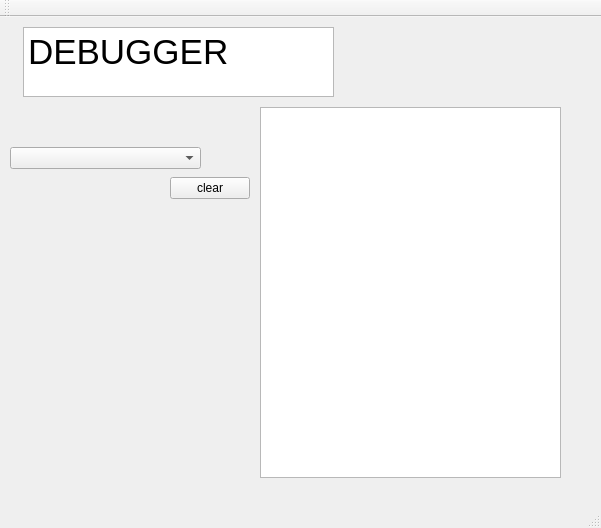
First picture: the form in makara/mission_stack/debugger/ui/mainwindow.ui, repository prats778/makara_test, before the edit.
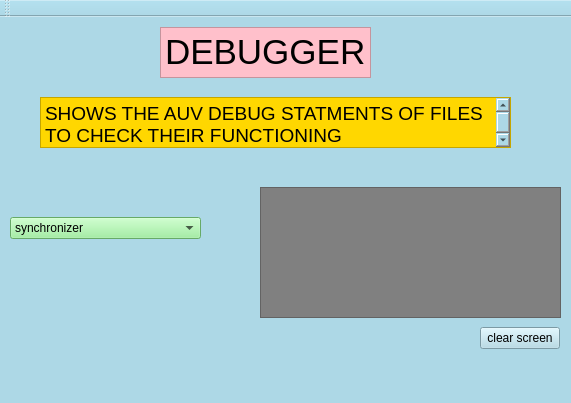
Second picture: the form after the edit.

Patch:
```diff
--- a/makara/mission_stack/debugger/ui/mainwindow.ui
+++ b/makara/mission_stack/debugger/ui/mainwindow.ui
@@ -6,56 +6,89 @@
    <rect>
     <x>0</x>
     <y>0</y>
-    <width>601</width>
-    <height>528</height>
+    <width>571</width>
+    <height>403</height>
    </rect>
   </property>
   <property name="windowTitle">
    <string>MainWindow</string>
   </property>
+  <property name="styleSheet">
+   <string notr="true">background-color:lightblue</string>
+  </property>
   <widget class="QWidget" name="centralWidget">
    <widget class="QComboBox" name="channel">
     <property name="geometry">
      <rect>
       <x>10</x>
-      <y>130</y>
+      <y>200</y>
       <width>191</width>
       <height>22</height>
      </rect>
     </property>
+    <property name="styleSheet">
+     <string notr="true">background-color:lightgreen</string>
+    </property>
+    <item>
+     <property name="text">
+      <string>synchronizer</string>
+     </property>
+    </item>
+    <item>
+     <property name="text">
+      <string>vectornav</string>
+     </property>
+    </item>
+    <item>
+     <property name="text">
+      <string>serialnode</string>
+     </property>
+    </item>
    </widget>
    <widget class="QTextBrowser" name="display">
     <property name="geometry">
      <rect>
       <x>260</x>
-      <y>90</y>
+      <y>170</y>
       <width>301</width>
-      <height>371</height>
+      <height>131</height>
      </rect>
     </property>
+    <property name="styleSheet">
+     <string notr="true">background-color:grey</string>
+    </property>
    </widget>
    <widget class="QPushButton" name="clear">
     <property name="geometry">
      <rect>
-      <x>170</x>
-      <y>160</y>
+      <x>480</x>
+      <y>310</y>
       <width>80</width>
       <height>22</height>
      </rect>
     </property>
+    <property name="styleSheet">
+     <string notr="true"/>
+    </property>
     <property name="text">
-     <string>clear</string>
+     <string>clear screen</string>
     </property>
    </widget>
    <widget class="QTextEdit" name="textEdit">
     <property name="geometry">
      <rect>
-      <x>23</x>
+      <x>160</x>
       <y>10</y>
-      <width>311</width>
-      <height>70</height>
+      <width>211</width>
+      <height>51</height>
      </rect>
     </property>
+    <property name="autoFillBackground">
+     <bool>false</bool>
+    </property>
+    <property name="styleSheet">
+     <string notr="true">background-color:pink</string>
+    </property>
     <property name="html">
      <string>&lt;!DOCTYPE HTML PUBLIC &quot;-//W3C//DTD HTML 4.0//EN&quot; &quot;http://www.w3.org/TR/REC-html40/strict.dtd&quot;&gt;
 &lt;html&gt;&lt;head&gt;&lt;meta name=&quot;qrichtext&quot; content=&quot;1&quot; /&gt;&lt;style type=&quot;text/css&quot;&gt;
@@ -64,6 +97,26 @@
 &lt;p style=&quot; margin-top:0px; margin-bottom:0px; margin-left:0px; margin-right:0px; -qt-block-indent:0; text-indent:0px;&quot;&gt;&lt;span style=&quot; font-size:26pt;&quot;&gt;DEBUGGER&lt;/span&gt;&lt;/p&gt;&lt;/body&gt;&lt;/html&gt;</string>
     </property>
    </widget>
+   <widget class="QTextEdit" name="textEdit_2">
+    <property name="geometry">
+     <rect>
+      <x>40</x>
+      <y>80</y>
+      <width>471</width>
+      <height>51</height>
+     </rect>
+    </property>
+    <property name="styleSheet">
+     <string notr="true">background-color:gold</string>
+    </property>
+    <property name="html">
+     <string>&lt;!DOCTYPE HTML PUBLIC &quot;-//W3C//DTD HTML 4.0//EN&quot; &quot;http://www.w3.org/TR/REC-html40/strict.dtd&quot;&gt;
+&lt;html&gt;&lt;head&gt;&lt;meta name=&quot;qrichtext&quot; content=&quot;1&quot; /&gt;&lt;style type=&quot;text/css&quot;&gt;
+p, li { white-space: pre-wrap; }
+&lt;/style&gt;&lt;/head&gt;&lt;body style=&quot; font-family:'Sans Serif'; font-size:9pt; font-weight:400; font-style:normal;&quot;&gt;
+&lt;p style=&quot; margin-top:0px; margin-bottom:0px; margin-left:0px; margin-right:0px; -qt-block-indent:0; text-indent:0px;&quot;&gt;&lt;span style=&quot; font-size:14pt;&quot;&gt;SHOWS THE AUV DEBUG STATMENTS OF FILES TO CHECK THEIR FUNCTIONING&lt;/span&gt;&lt;/p&gt;&lt;/body&gt;&lt;/html&gt;</string>
+    </property>
+   </widget>
   </widget>
   <widget class="QMenuBar" name="menuBar">
    <property name="geometry">
```
Left out of the diff: 2 changed lines with no effect on the pictures.
